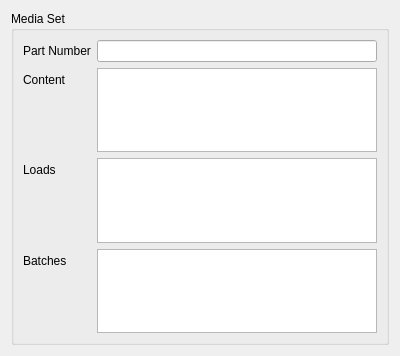
This is lib/arinc665_qt/media/MediaSetWidget.ui in hirah2205/ARINC-665 as Qt 5 draws it before an edit. The edited form follows.
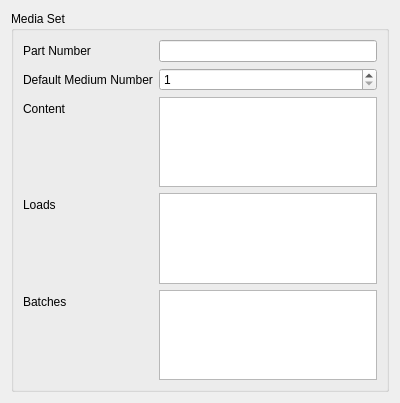
This is the edited form.

Commit message:
Update Media Set Widgets
Add Medium Number
Add Default Medium Number
Add Part Flags
Add Load Type

What changed in the file:
```diff
--- a/lib/arinc665_qt/media/MediaSetWidget.ui
+++ b/lib/arinc665_qt/media/MediaSetWidget.ui
@@ -8,7 +8,7 @@
     <x>0</x>
     <y>0</y>
     <width>400</width>
-    <height>356</height>
+    <height>403</height>
    </rect>
   </property>
   <property name="windowTitle">
@@ -38,45 +38,43 @@
         </property>
        </widget>
       </item>
-      <item row="2" column="1">
-       <widget class="QTableView" name="loads">
-        <property name="alternatingRowColors">
-         <bool>true</bool>
+      <item row="1" column="0">
+       <widget class="QLabel" name="lblDefaultMediumNumber">
+        <property name="text">
+         <string>Default Medium Number</string>
         </property>
-        <property name="selectionMode">
-         <enum>QAbstractItemView::NoSelection</enum>
-        </property>
-        <property name="selectionBehavior">
-         <enum>QAbstractItemView::SelectRows</enum>
-        </property>
-        <attribute name="horizontalHeaderStretchLastSection">
-         <bool>true</bool>
-        </attribute>
-        <attribute name="verticalHeaderVisible">
-         <bool>false</bool>
-        </attribute>
-       </widget>
-      </item>
-      <item row="3" column="1">
-       <widget class="QTableView" name="batches">
-        <property name="alternatingRowColors">
-         <bool>true</bool>
-        </property>
-        <property name="selectionMode">
-         <enum>QAbstractItemView::NoSelection</enum>
-        </property>
-        <property name="selectionBehavior">
-         <enum>QAbstractItemView::SelectRows</enum>
-        </property>
-        <attribute name="horizontalHeaderStretchLastSection">
-         <bool>true</bool>
-        </attribute>
-        <attribute name="verticalHeaderVisible">
-         <bool>false</bool>
-        </attribute>
        </widget>
       </item>
       <item row="2" column="0">
+       <widget class="QLabel" name="lblContent">
+        <property name="text">
+         <string>Content</string>
+        </property>
+        <property name="buddy">
+         <cstring>content</cstring>
+        </property>
+       </widget>
+      </item>
+      <item row="2" column="1">
+       <widget class="QTableView" name="content">
+        <property name="alternatingRowColors">
+         <bool>true</bool>
+        </property>
+        <property name="selectionMode">
+         <enum>QAbstractItemView::NoSelection</enum>
+        </property>
+        <property name="selectionBehavior">
+         <enum>QAbstractItemView::SelectRows</enum>
+        </property>
+        <attribute name="horizontalHeaderStretchLastSection">
+         <bool>true</bool>
+        </attribute>
+        <attribute name="verticalHeaderVisible">
+         <bool>false</bool>
+        </attribute>
+       </widget>
+      </item>
+      <item row="3" column="0">
        <widget class="QLabel" name="lblLoads">
         <property name="text">
          <string>Loads</string>
@@ -86,7 +84,26 @@
         </property>
        </widget>
       </item>
-      <item row="3" column="0">
+      <item row="3" column="1">
+       <widget class="QTableView" name="loads">
+        <property name="alternatingRowColors">
+         <bool>true</bool>
+        </property>
+        <property name="selectionMode">
+         <enum>QAbstractItemView::NoSelection</enum>
+        </property>
+        <property name="selectionBehavior">
+         <enum>QAbstractItemView::SelectRows</enum>
+        </property>
+        <attribute name="horizontalHeaderStretchLastSection">
+         <bool>true</bool>
+        </attribute>
+        <attribute name="verticalHeaderVisible">
+         <bool>false</bool>
+        </attribute>
+       </widget>
+      </item>
+      <item row="4" column="0">
        <widget class="QLabel" name="lblBatches">
         <property name="text">
          <string>Batches</string>
@@ -96,33 +113,33 @@
         </property>
        </widget>
       </item>
-      <item row="1" column="0">
-       <widget class="QLabel" name="lblContent">
-        <property name="text">
-         <string>Content</string>
+      <item row="4" column="1">
+       <widget class="QTableView" name="batches">
+        <property name="alternatingRowColors">
+         <bool>true</bool>
         </property>
-        <property name="buddy">
-         <cstring>content</cstring>
+        <property name="selectionMode">
+         <enum>QAbstractItemView::NoSelection</enum>
         </property>
+        <property name="selectionBehavior">
+         <enum>QAbstractItemView::SelectRows</enum>
+        </property>
+        <attribute name="horizontalHeaderStretchLastSection">
+         <bool>true</bool>
+        </attribute>
+        <attribute name="verticalHeaderVisible">
+         <bool>false</bool>
+        </attribute>
        </widget>
       </item>
       <item row="1" column="1">
-       <widget class="QTableView" name="content">
-        <property name="alternatingRowColors">
-         <bool>true</bool>
+       <widget class="QSpinBox" name="defaultMediumNumber">
+        <property name="minimum">
+         <number>1</number>
         </property>
-        <property name="selectionMode">
-         <enum>QAbstractItemView::NoSelection</enum>
+        <property name="maximum">
+         <number>255</number>
         </property>
-        <property name="selectionBehavior">
-         <enum>QAbstractItemView::SelectRows</enum>
-        </property>
-        <attribute name="horizontalHeaderStretchLastSection">
-         <bool>true</bool>
-        </attribute>
-        <attribute name="verticalHeaderVisible">
-         <bool>false</bool>
-        </attribute>
        </widget>
       </item>
      </layout>
```
The commit also changes 5 other files.
